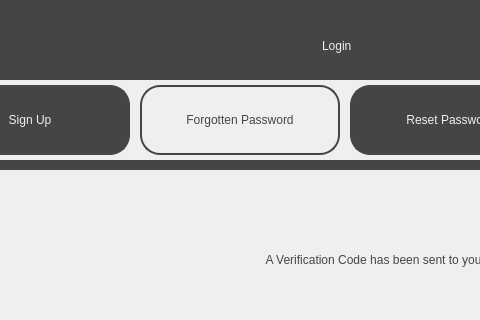
This is src/ui/login_screens/forgotten_password2.ui in jackm245/Riemann-Hypothesis as Qt 5 draws it before an edit; both pictures show x 290 to 770 and y 0 to 320 of the 1340 by 720 pixel window. The edited form follows.
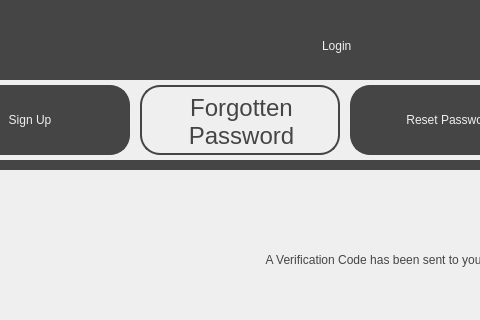
This is the edited form.

Commit message: Change fonts and add tutorial

Diff of the .ui file:
```diff
--- a/src/ui/login_screens/forgotten_password2.ui
+++ b/src/ui/login_screens/forgotten_password2.ui
@@ -104,30 +104,6 @@
       <string>Sign Up</string>
      </property>
     </widget>
-    <widget class="QPushButton" name="ForgottenPasswordTab">
-     <property name="geometry">
-      <rect>
-       <x>430</x>
-       <y>5</y>
-       <width>200</width>
-       <height>70</height>
-      </rect>
-     </property>
-     <property name="cursor">
-      <cursorShape>PointingHandCursor</cursorShape>
-     </property>
-     <property name="styleSheet">
-      <string notr="true">border: 2px solid;
-border-radius: 20px;
-border-color:rgb(69, 69, 69);
-background-color: rgb(239, 239, 239);
-font: 12pt &quot;Sans Serif&quot;; color:rgb(69, 69, 69);
-</string>
-     </property>
-     <property name="text">
-      <string>Forgotten Password</string>
-     </property>
-    </widget>
     <widget class="QPushButton" name="ResetPasswordTab">
      <property name="geometry">
       <rect>
@@ -152,6 +128,50 @@
       <string>Reset Password</string>
      </property>
     </widget>
+    <widget class="QLabel" name="ForgottenPasswordLabel">
+     <property name="geometry">
+      <rect>
+       <x>430</x>
+       <y>5</y>
+       <width>200</width>
+       <height>70</height>
+      </rect>
+     </property>
+     <property name="styleSheet">
+      <string notr="true">border: 2px solid;
+border-radius: 20px;
+border-color:rgb(69, 69, 69);
+background-color: rgb(239, 239, 239);
+font: 18pt &quot;Sans Serif&quot;; color:rgb(69, 69, 69);
+padding: 7px;
+</string>
+     </property>
+     <property name="text">
+      <string>&lt;html&gt;&lt;head/&gt;&lt;body&gt;&lt;p align=&quot;center&quot;&gt;&lt;span style=&quot; font-size:18pt;&quot;&gt;Forgotten&lt;br/&gt;Password&lt;/span&gt;&lt;/p&gt;&lt;/body&gt;&lt;/html&gt;</string>
+     </property>
+    </widget>
+    <widget class="QPushButton" name="ForgottenPasswordTab">
+     <property name="geometry">
+      <rect>
+       <x>430</x>
+       <y>5</y>
+       <width>200</width>
+       <height>70</height>
+      </rect>
+     </property>
+     <property name="cursor">
+      <cursorShape>PointingHandCursor</cursorShape>
+     </property>
+     <property name="styleSheet">
+      <string notr="true">border: 2px solid;
+border-radius: 20px;
+background-color: rgba(0, 0, 0, 0);
+border-color: rgba(0, 0, 0, 0);</string>
+     </property>
+     <property name="text">
+      <string/>
+     </property>
+    </widget>
    </widget>
    <widget class="QWidget" name="MainWidget" native="true">
     <property name="geometry">
```
Left out of the diff: 6 changed lines with no effect on the pictures. The commit also changes 18 other files.
